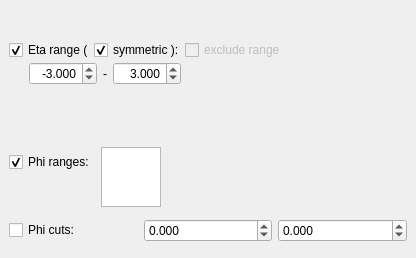
This is graphics/VP1/VP1Base/src/vp1etaphicutform.ui in zzalscv2/athena-atlas as Qt 5 draws it before an edit. The edited form follows.
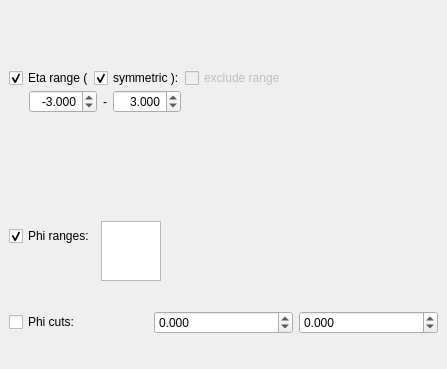
This is the edited form. Custom widgets are drawn as their Qt base class.

What changed in the file:
```diff
--- a/graphics/VP1/VP1Base/src/vp1etaphicutform.ui
+++ b/graphics/VP1/VP1Base/src/vp1etaphicutform.ui
@@ -6,8 +6,8 @@
    <rect>
     <x>0</x>
     <y>0</y>
-    <width>416</width>
-    <height>258</height>
+    <width>447</width>
+    <height>369</height>
    </rect>
   </property>
   <property name="windowTitle">
@@ -262,6 +262,12 @@
           <property name="toolTip">
            <string>Select or deselect allowed phi sectors</string>
           </property>
+          <property name="sizeAdjustPolicy">
+           <enum>QAbstractScrollArea::AdjustIgnored</enum>
+          </property>
+          <property name="dragMode">
+           <enum>QGraphicsView::NoDrag</enum>
+          </property>
          </widget>
         </item>
         <item>
```
